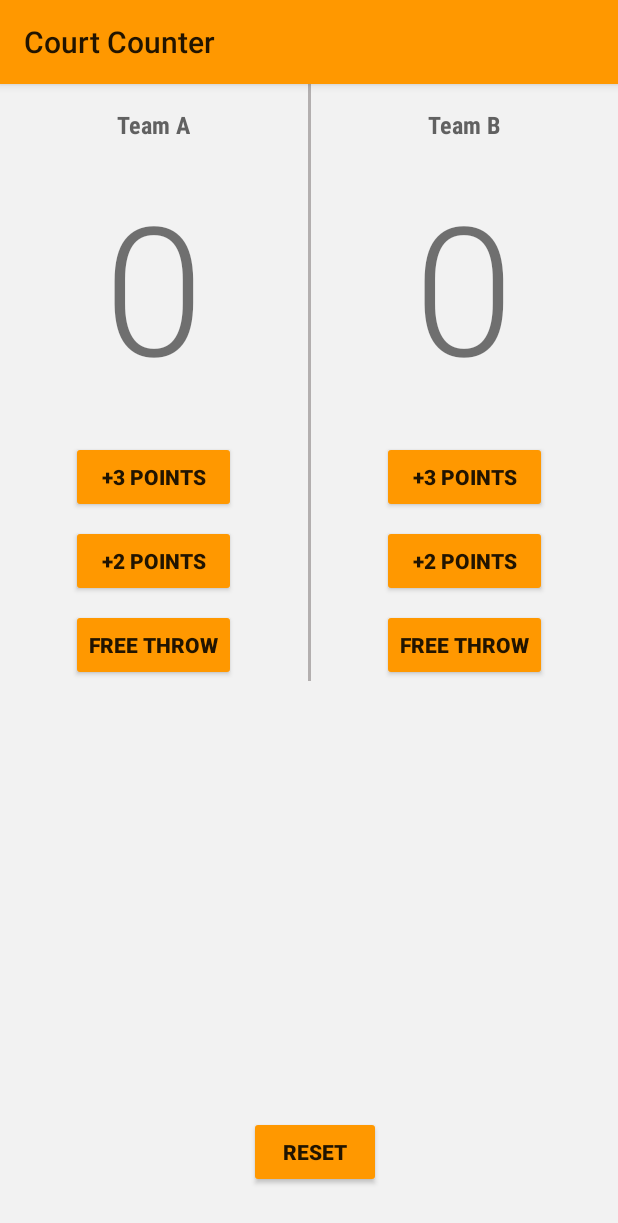
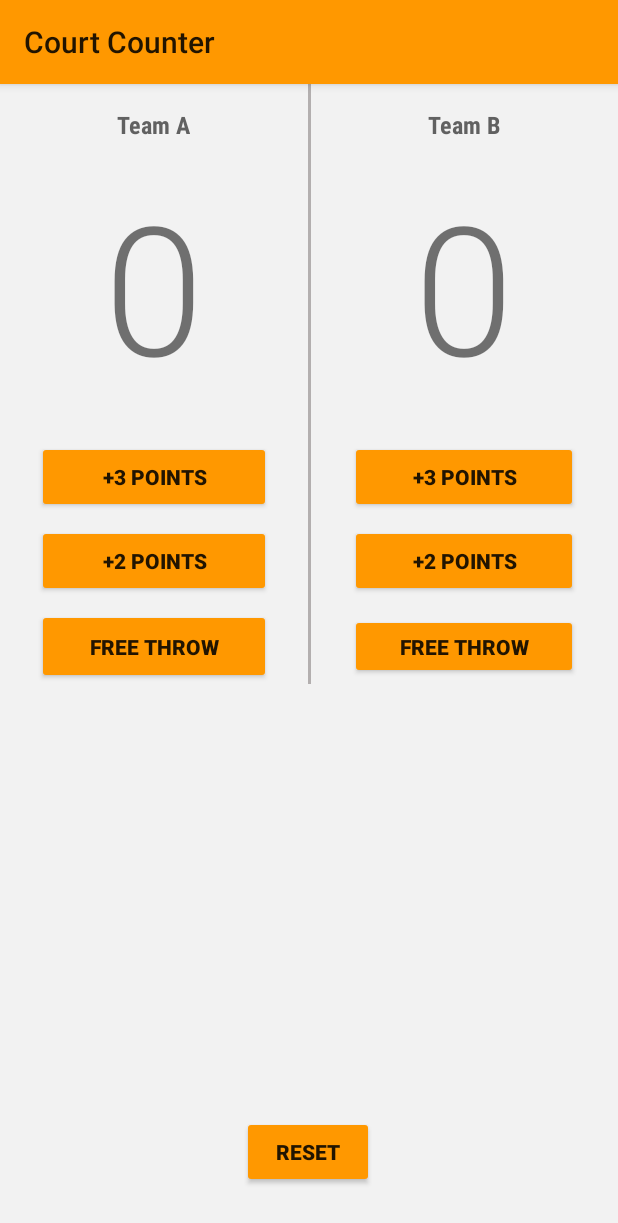
Before and after one commit to kt-aakash/Court-Counter-App, an Android app: the screen it shows after launch (MainActivity), on a phone screen of 412 x 824 dp. Shown: the top 1223 px of the screen. Run offline under Robolectric (Android 15) with nearby library versions, the phone set to English and light mode, and no system bars.

Commit message:
Applying Minor layout adjustments

```diff
--- a/app/src/main/res/layout/activity_main.xml
+++ b/app/src/main/res/layout/activity_main.xml
@@ -11,9 +11,9 @@
         android:id="@+id/increment2Ptr_B"
         android:layout_width="0dp"
         android:layout_height="wrap_content"
+        android:onClick="increment2PtrB"
         android:text="+2 POINTS"
         android:textStyle="bold"
-        android:onClick="increment2PtrB"
         app:layout_constraintBaseline_toBaselineOf="@+id/increment2Ptr_A"
         app:layout_constraintEnd_toEndOf="@+id/incrementPtr_B"
         app:layout_constraintStart_toStartOf="@+id/incrementPtr_B" />
@@ -83,9 +83,9 @@
         android:layout_width="0dp"
         android:layout_height="wrap_content"
         android:layout_marginTop="24dp"
+        android:onClick="increment3PtrA"
         android:text="+3 POINTS"
         android:textStyle="bold"
-        android:onClick="increment3PtrA"
         app:layout_constraintEnd_toEndOf="@+id/increment2Ptr_A"
         app:layout_constraintStart_toStartOf="@+id/increment2Ptr_A"
         app:layout_constraintTop_toBottomOf="@+id/textView_TeamA_Score" />
@@ -95,21 +95,21 @@
         android:layout_width="0dp"
         android:layout_height="wrap_content"
         android:layout_marginTop="8dp"
+        android:onClick="increment2PtrA"
         android:text="+2 POINTS"
         android:textStyle="bold"
-        android:onClick="increment2PtrA"
         app:layout_constraintEnd_toEndOf="@+id/incrementPtr_A"
         app:layout_constraintStart_toStartOf="@+id/incrementPtr_A"
         app:layout_constraintTop_toBottomOf="@+id/increment3Ptr_A" />
 
     <Button
         android:id="@+id/incrementPtr_A"
-        android:layout_width="wrap_content"
-        android:layout_height="wrap_content"
+        android:layout_width="156dp"
+        android:layout_height="50dp"
         android:layout_marginTop="8dp"
+        android:onClick="incrementPtrA"
         android:text="FREE THROW"
         android:textStyle="bold"
-        android:onClick="incrementPtrA"
         app:layout_constraintEnd_toStartOf="@+id/textView_divide"
         app:layout_constraintStart_toStartOf="parent"
         app:layout_constraintTop_toBottomOf="@+id/increment2Ptr_A" />
@@ -118,20 +118,20 @@
         android:id="@+id/increment3Ptr_B"
         android:layout_width="0dp"
         android:layout_height="wrap_content"
+        android:onClick="increment3PtrB"
         android:text="+3 POINTS"
         android:textStyle="bold"
-        android:onClick="increment3PtrB"
         app:layout_constraintBaseline_toBaselineOf="@+id/increment3Ptr_A"
         app:layout_constraintEnd_toEndOf="@+id/increment2Ptr_B"
         app:layout_constraintStart_toStartOf="@+id/increment2Ptr_B" />
 
     <Button
         android:id="@+id/incrementPtr_B"
-        android:layout_width="wrap_content"
-        android:layout_height="wrap_content"
+        android:layout_width="152dp"
+        android:layout_height="43dp"
+        android:onClick="incrementPtrB"
         android:text="FREE THROW"
         android:textStyle="bold"
-        android:onClick="incrementPtrB"
         app:layout_constraintBaseline_toBaselineOf="@+id/incrementPtr_A"
         app:layout_constraintEnd_toEndOf="parent"
         app:layout_constraintStart_toEndOf="@+id/textView_divide" />
@@ -141,11 +141,11 @@
         android:layout_width="wrap_content"
         android:layout_height="wrap_content"
         android:layout_marginBottom="32dp"
+        android:onClick="reset"
         android:text="RESET"
         android:textStyle="bold"
-        android:onClick="reset"
         app:layout_constraintBottom_toBottomOf="parent"
-        app:layout_constraintEnd_toEndOf="parent"
-        app:layout_constraintHorizontal_bias="0.513"
-        app:layout_constraintStart_toStartOf="parent" />
+        app:layout_constraintEnd_toEndOf="@+id/incrementPtr_B"
+        app:layout_constraintStart_toStartOf="@+id/incrementPtr_A" />
+
 </androidx.constraintlayout.widget.ConstraintLayout>
```
